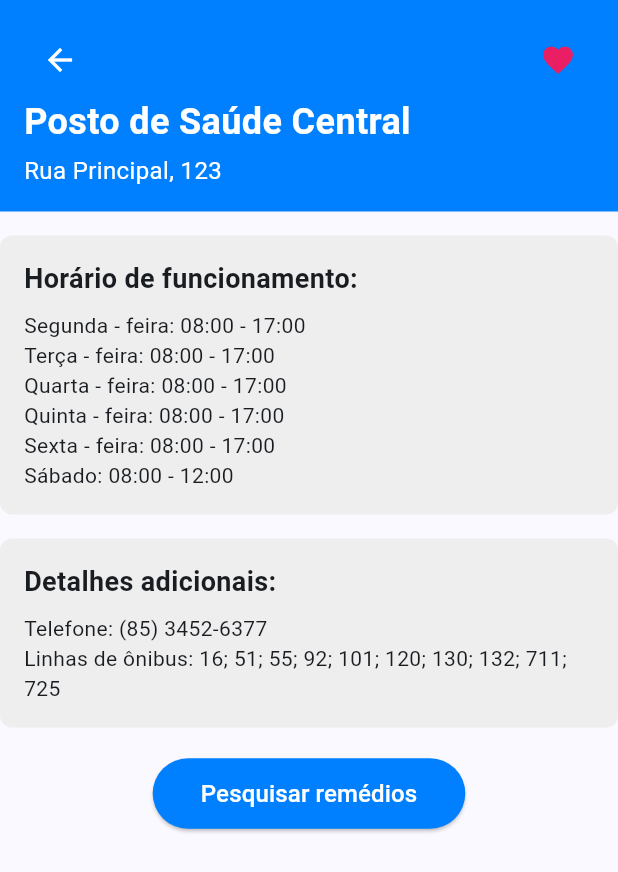
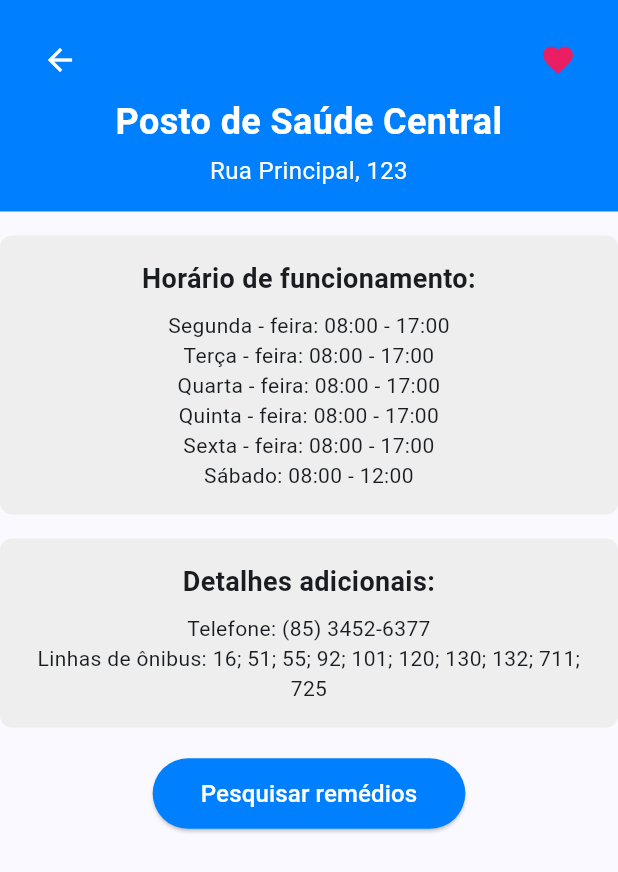
Before and after one commit to EmanuelCosta23/MediTrack-mobile, a Flutter app: the screen it shows after launch, after a tap on "Login", after a tap on "Ver detalhes", on a phone screen of 412 x 824 dp. Shown: the top 872 px of the screen. Run offline on Flutter 3.47's test engine with Material 3 defaults, Android fonts, the phone set to English and light mode, and no system bars.

Commit message:
update detalhe posto
criação da pagina detalhe posto, exibindo os detlahes do posto como horario , nome da rua ,telefone e linha de onibus

```diff
--- a/lib/screens/detalhe_posto.dart
+++ b/lib/screens/detalhe_posto.dart
@@ -10,14 +10,15 @@ class DetalhePosto extends StatelessWidget {
   Widget build(BuildContext context) {
     return Scaffold(
       body: Column(
-        crossAxisAlignment: CrossAxisAlignment.start,
+        crossAxisAlignment: CrossAxisAlignment.center, // Centraliza no eixo horizontal
         children: [
           // Top blue box
           Container(
+            width: double.infinity, // Garante que o container ocupe toda a largura
             color: const Color(0xFF0080FF),
             padding: const EdgeInsets.all(16.0),
             child: Column(
-              crossAxisAlignment: CrossAxisAlignment.start,
+              crossAxisAlignment: CrossAxisAlignment.center,
               children: [
                 Row(
                   mainAxisAlignment: MainAxisAlignment.spaceBetween,
@@ -37,14 +38,20 @@ class DetalhePosto extends StatelessWidget {
                     ),
                   ],
                 ),
-                Text(
-                  nome,
-                  style: const TextStyle(fontSize: 24, fontWeight: FontWeight.bold, color: Colors.white),
+                Center(
+                  child: Text(
+                    nome,
+                    style: const TextStyle(fontSize: 24, fontWeight: FontWeight.bold, color: Colors.white),
+                    textAlign: TextAlign.center,
+                  ),
                 ),
                 const SizedBox(height: 4),
-                Text(
-                  endereco,
-                  style: const TextStyle(fontSize: 16, color: Colors.white),
+                Center(
+                  child: Text(
+                    endereco,
+                    style: const TextStyle(fontSize: 16, color: Colors.white),
+                    textAlign: TextAlign.center,
+                  ),
                 ),
               ],
             ),
@@ -59,11 +66,12 @@ class DetalhePosto extends StatelessWidget {
               borderRadius: BorderRadius.circular(8),
             ),
             child: Column(
-              crossAxisAlignment: CrossAxisAlignment.start,
+              crossAxisAlignment: CrossAxisAlignment.center,
               children: [
-                Text(
+                const Text(
                   'Horário de funcionamento:',
-                  style: const TextStyle(fontSize: 18, fontWeight: FontWeight.bold),
+                  style: TextStyle(fontSize: 18, fontWeight: FontWeight.bold),
+                  textAlign: TextAlign.center,
                 ),
                 const SizedBox(height: 8),
                 _buildOperatingHours(),
@@ -80,11 +88,12 @@ class DetalhePosto extends StatelessWidget {
               borderRadius: BorderRadius.circular(8),
             ),
             child: Column(
-              crossAxisAlignment: CrossAxisAlignment.start,
+              crossAxisAlignment: CrossAxisAlignment.center,
               children: [
                 const Text(
                   'Detalhes adicionais:',
                   style: TextStyle(fontSize: 18, fontWeight: FontWeight.bold),
+                  textAlign: TextAlign.center,
                 ),
                 const SizedBox(height: 8),
                 _buildAdditionalDetails(),
@@ -115,24 +124,24 @@ class DetalhePosto extends StatelessWidget {
 
   Widget _buildOperatingHours() {
     return Column(
-      crossAxisAlignment: CrossAxisAlignment.start,
+      crossAxisAlignment: CrossAxisAlignment.center,
       children: const [
-        Text('Segunda - feira: 08:00 - 17:00'),
-        Text('Terça - feira: 08:00 - 17:00'),
-        Text('Quarta - feira: 08:00 - 17:00'),
-        Text('Quinta - feira: 08:00 - 17:00'),
-        Text('Sexta - feira: 08:00 - 17:00'),
-        Text('Sábado: 08:00 - 12:00'),
+        Text('Segunda - feira: 08:00 - 17:00', textAlign: TextAlign.center),
+        Text('Terça - feira: 08:00 - 17:00', textAlign: TextAlign.center),
+        Text('Quarta - feira: 08:00 - 17:00', textAlign: TextAlign.center),
+        Text('Quinta - feira: 08:00 - 17:00', textAlign: TextAlign.center),
+        Text('Sexta - feira: 08:00 - 17:00', textAlign: TextAlign.center),
+        Text('Sábado: 08:00 - 12:00', textAlign: TextAlign.center),
       ],
     );
   }
 
   Widget _buildAdditionalDetails() {
     return Column(
-      crossAxisAlignment: CrossAxisAlignment.start,
+      crossAxisAlignment: CrossAxisAlignment.center,
       children: const [
-        Text('Telefone: (85) 3452-6377'),
-        Text('Linhas de ônibus: 16; 51; 55; 92; 101; 120; 130; 132; 711; 725'),
+        Text('Telefone: (85) 3452-6377', textAlign: TextAlign.center),
+        Text('Linhas de ônibus: 16; 51; 55; 92; 101; 120; 130; 132; 711; 725', textAlign: TextAlign.center),
       ],
     );
   }
```
